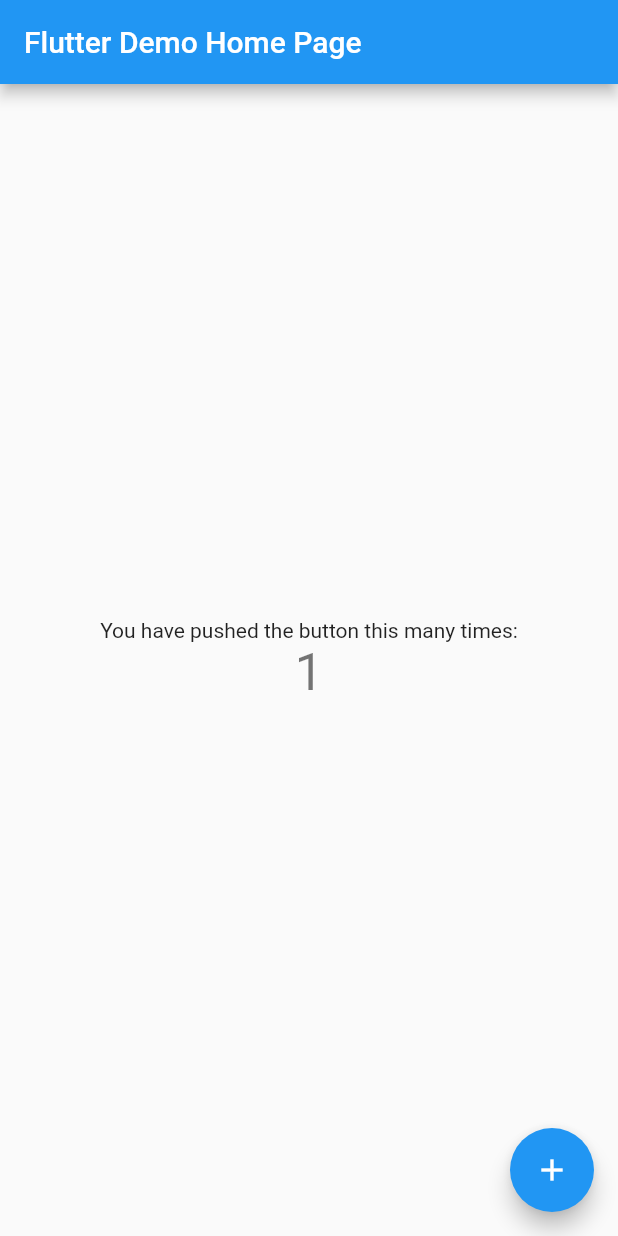
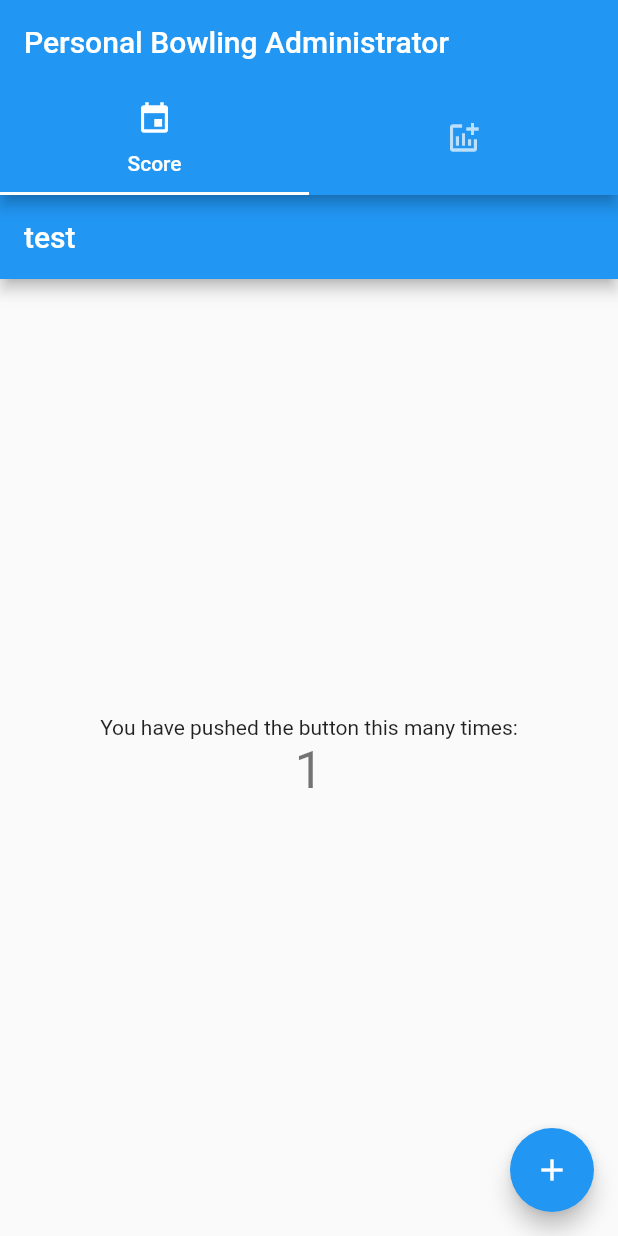
Before and after one commit to lswhh/flutter, a Flutter app: the screen it shows after launch, after a tap on the "add" icon, on a phone screen of 412 x 824 dp. Run offline on Flutter 3.47's test engine with Material 2 defaults, Android fonts, the phone set to English and light mode, and no system bars.

Commit message:
test version
테스트 버전으로 일단 동작하게 수정함

```diff
--- a/personal_bowling_administrator/lib/main.dart
+++ b/personal_bowling_administrator/lib/main.dart
@@ -6,19 +6,19 @@ import 'utils.dart' as utils;
 void main() {
   WidgetsFlutterBinding.ensureInitialized();
   startMeUp() async {
-    Directory docsDir = await getApplicationDocumentsDirectory();
-    utils.docsDir = docsDir;
-    runApp(MyApp());
+    //Directory docsDir = await getApplicationDocumentsDirectory();
+    //utils.docsDir = docsDir;
+    runApp(MyPBAApp());
   }
   startMeUp();
 }
 
-class MyApp extends StatelessWidget {
+class MyPBAApp extends StatelessWidget {
   // This widget is the root of your application.
   @override
   Widget build(BuildContext context) {
     return MaterialApp(
-      title: 'Flutter Demo',
+      title: 'Personal Bowling Administrator',
       theme: ThemeData(
         // This is the theme of your application.
         //
@@ -31,7 +31,25 @@ class MyApp extends StatelessWidget {
         // is not restarted.
         primarySwatch: Colors.blue,
       ),
-      home: MyHomePage(title: 'Flutter Demo Home Page'),
+      home: DefaultTabController(
+        length: 2,
+        child: Scaffold(
+          appBar: AppBar(
+            title: Text('Personal Bowling Administrator'),
+            bottom: TabBar(
+              tabs: [
+                Tab(icon: Icon(Icons.event), text: 'Score'),
+                Tab(icon: Icon(Icons.addchart))
+              ],
+            )
+          ),
+          body : TabBarView(
+            children : [
+              MyHomePage(), MyHomePage()
+            ]
+          )
+        )
+      ),
     );
   }
 }
@@ -80,7 +98,7 @@ class _MyHomePageState extends State<MyHomePage> {
       appBar: AppBar(
         // Here we take the value from the MyHomePage object that was created by
         // the App.build method, and use it to set our appbar title.
-        title: Text(widget.title),
+        title: Text('test')//widget.title),
       ),
       body: Center(
         // Center is a layout widget. It takes a single child and positions it
--- a/personal_bowling_administrator/pubspec.yaml
+++ b/personal_bowling_administrator/pubspec.yaml
@@ -23,7 +23,7 @@ environment:
 dependencies:
   flutter:
     sdk: flutter
-  scoped_model: 1.0.1
+  scoped_model: 1.1.0
   sqflite: 1.2.0
   path_provider: 1.6.0
   flutter_slidable: 0.5.4
```
Also changed, not shown: personal_bowling_administrator/pubspec.lock.
